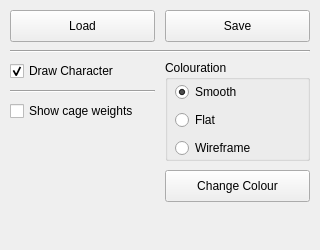
Old version of the form GUI/characterPanel.ui in the repository cordafab/Cagelab.
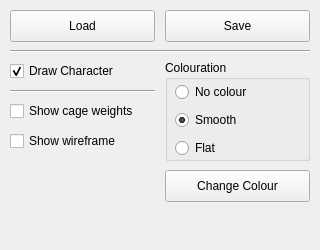
New version of the form.

Commit message: Tweaked wireframe rendering

```diff
--- a/GUI/characterPanel.ui
+++ b/GUI/characterPanel.ui
@@ -67,6 +67,13 @@
       </rect>
      </property>
      <layout class="QVBoxLayout" name="verticalLayout">
+      <item>
+       <widget class="QRadioButton" name="noColourRB">
+        <property name="text">
+         <string>No colour</string>
+        </property>
+       </widget>
+      </item>
       <item>
        <widget class="QRadioButton" name="smoothColourRB">
         <property name="text">
@@ -84,13 +91,6 @@
         </property>
        </widget>
       </item>
-      <item>
-       <widget class="QRadioButton" name="wireColourRB">
-        <property name="text">
-         <string>Wireframe</string>
-        </property>
-       </widget>
-      </item>
      </layout>
     </widget>
    </widget>
@@ -175,6 +175,19 @@
      <string>Change Colour</string>
     </property>
    </widget>
+   <widget class="QCheckBox" name="renderWireframeCB">
+    <property name="geometry">
+     <rect>
+      <x>10</x>
+      <y>130</y>
+      <width>141</width>
+      <height>22</height>
+     </rect>
+    </property>
+    <property name="text">
+     <string>Show wireframe</string>
+    </property>
+   </widget>
   </widget>
  </widget>
  <resources/>
```
The commit also changes 4 other files.
